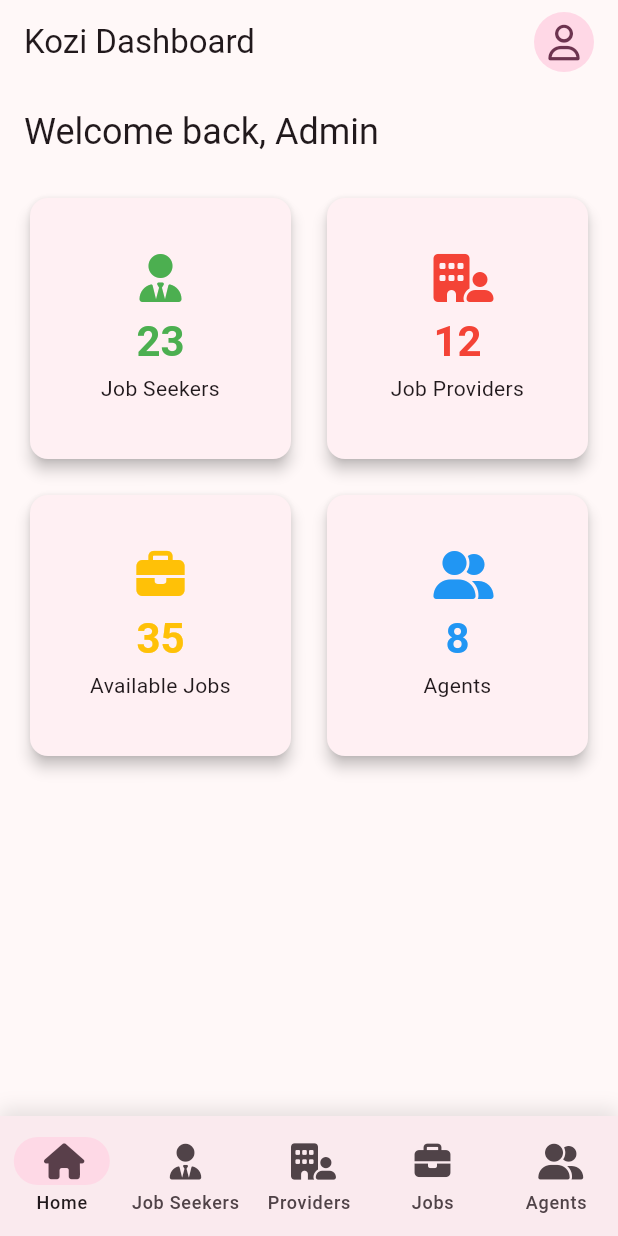
After one commit to mutana-derrick/kozi, a Flutter app: the DashboardScreen screen opened by its route, on a phone screen of 412 x 824 dp. The commit adds this screen. Run offline on Flutter 3.47's test engine with Material 3 defaults, Android fonts, the phone set to English and light mode, and no system bars; our stand-ins replace flutter_riverpod, font_awesome_flutter, go_router.

```diff
--- /dev/null
+++ b/lib/admin/screens/dashboard_screen.dart
@@ -0,0 +1,214 @@
+import 'package:flutter/material.dart';
+import 'package:flutter_riverpod/flutter_riverpod.dart';
+import 'package:font_awesome_flutter/font_awesome_flutter.dart';
+
+// Dashboard stats model
+class DashboardStats {
+  final int jobSeekers;
+  final int jobProviders;
+  final int availableJobs;
+  final int agents;
+
+  DashboardStats({
+    required this.jobSeekers,
+    required this.jobProviders,
+    required this.availableJobs,
+    required this.agents,
+  });
+}
+
+// Dashboard provider
+final dashboardStatsProvider = StateNotifierProvider<DashboardStatsNotifier, DashboardStats>((ref) {
+  return DashboardStatsNotifier();
+});
+
+class DashboardStatsNotifier extends StateNotifier<DashboardStats> {
+  DashboardStatsNotifier()
+      : super(DashboardStats(
+          jobSeekers: 0,
+          jobProviders: 0,
+          availableJobs: 0,
+          agents: 0,
+        ));
+
+  // Add methods to update stats
+  Future<void> fetchStats() async {
+    // Implement API call here
+    // For now, using dummy data
+    state = DashboardStats(
+      jobSeekers: 23,
+      jobProviders: 12,
+      availableJobs: 35,
+      agents: 8,
+    );
+  }
+}
+
+class DashboardScreen extends ConsumerStatefulWidget {
+  const DashboardScreen({super.key});
+
+  @override
+  ConsumerState<DashboardScreen> createState() => _DashboardScreenState();
+}
+
+class _DashboardScreenState extends ConsumerState<DashboardScreen> {
+  int _selectedIndex = 0;
+
+  @override
+  void initState() {
+    super.initState();
+    Future.microtask(() => ref.read(dashboardStatsProvider.notifier).fetchStats());
+  }
+
+  @override
+  Widget build(BuildContext context) {
+    final stats = ref.watch(dashboardStatsProvider);
+
+    return Scaffold(
+      appBar: AppBar(
+        title: const Text('Kozi Dashboard'),
+        actions: [
+          CircleAvatar(
+            child: Icon(FontAwesomeIcons.user),
+          ),
+          SizedBox(width: 16),
+        ],
+      ),
+      body: Padding(
+        padding: const EdgeInsets.all(16.0),
+        child: Column(
+          crossAxisAlignment: CrossAxisAlignment.start,
+          children: [
+            Text(
+              'Welcome back, Admin',
+              style: Theme.of(context).textTheme.headlineSmall,
+            ),
+            const SizedBox(height: 24),
+            GridView.count(
+              crossAxisCount: 2,
+              shrinkWrap: true,
+              mainAxisSpacing: 16,
+              crossAxisSpacing: 16,
+              children: [
+                _StatCard(
+                  title: 'Job Seekers',
+                  value: stats.jobSeekers,
+                  icon: FontAwesomeIcons.userTie,
+                  color: Colors.green,
+                ),
+                _StatCard(
+                  title: 'Job Providers',
+                  value: stats.jobProviders,
+                  icon: FontAwesomeIcons.buildingUser,
+                  color: Colors.red,
+                ),
+                _StatCard(
+                  title: 'Available Jobs',
+                  value: stats.availableJobs,
+                  icon: FontAwesomeIcons.briefcase,
+                  color: Colors.amber,
+                ),
+                _StatCard(
+                  title: 'Agents',
+                  value: stats.agents,
+                  icon: FontAwesomeIcons.userGroup,
+                  color: Colors.blue,
+                ),
+              ],
+            ),
+          ],
+        ),
+      ),
+      bottomNavigationBar: Container(
+        decoration: BoxDecoration(
+          boxShadow: [
+            BoxShadow(
+              color: Colors.black.withOpacity(0.1),
+              blurRadius: 10,
+              offset: Offset(0, -5),
+            ),
+          ],
+        ),
+        child: NavigationBar(
+          selectedIndex: _selectedIndex,
+          onDestinationSelected: (index) {
+            setState(() {
+              _selectedIndex = index;
+            });
+            // Implement navigation using GoRouter here
+          },
+          destinations: const [
+            NavigationDestination(
+              icon: Icon(FontAwesomeIcons.house),
+              label: 'Home',
+            ),
+            NavigationDestination(
+              icon: Icon(FontAwesomeIcons.userTie),
+              label: 'Job Seekers',
+            ),
+            NavigationDestination(
+              icon: Icon(FontAwesomeIcons.buildingUser),
+              label: 'Providers',
+            ),
+            NavigationDestination(
+              icon: Icon(FontAwesomeIcons.briefcase),
+              label: 'Jobs',
+            ),
+            NavigationDestination(
+              icon: Icon(FontAwesomeIcons.userGroup),
+              label: 'Agents',
+            ),
+          ],
+        ),
+      ),
+    );
+  }
+}
+
+class _StatCard extends StatelessWidget {
+  final String title;
+  final int value;
+  final IconData icon;
+  final Color color;
+
+  const _StatCard({
+    required this.title,
+    required this.value,
+    required this.icon,
+    required this.color,
+  });
+
+  @override
+  Widget build(BuildContext context) {
+    return Card(
+      elevation: 4,
+      child: Padding(
+        padding: const EdgeInsets.all(16.0),
+        child: Column(
+          mainAxisAlignment: MainAxisAlignment.center,
+          children: [
+            Icon(
+              icon,
+              size: 32,
+              color: color,
+            ),
+            const SizedBox(height: 8),
+            Text(
+              value.toString(),
+              style: Theme.of(context).textTheme.headlineMedium?.copyWith(
+                    color: color,
+                    fontWeight: FontWeight.bold,
+                  ),
+            ),
+            const SizedBox(height: 4),
+            Text(
+              title,
+              style: Theme.of(context).textTheme.bodyMedium,
+              textAlign: TextAlign.center,
+            ),
+          ],
+        ),
+      ),
+    );
+  }
+}
--- a/lib/router_config.dart
+++ b/lib/router_config.dart
@@ -1,6 +1,7 @@
 import 'package:flutter/material.dart';
 import 'package:go_router/go_router.dart';
-import 'package:kozi/authentication/login_screen.dart';
+import 'package:kozi/admin/screens/dashboard_screen.dart';
+import 'package:kozi/authentication/screens/login_screen.dart';
 import 'package:kozi/welcome_screen.dart';
 import 'package:flutter_riverpod/flutter_riverpod.dart';
 
@@ -22,6 +23,12 @@ final routerProvider = Provider<GoRouter>((ref) {
           return const LoginScreen();
         },
       ),
+      GoRoute(
+        path: '/admindashboard',
+        builder: (BuildContext context, GoRouterState state) {
+          return const DashboardScreen();
+        },
+      ),
     ],
   );
 });
--- a/lib/welcome_screen.dart
+++ b/lib/welcome_screen.dart
@@ -57,7 +57,7 @@ void _showUserSelectionSheet(BuildContext context) {
                           children: [
                             Expanded(
                                 child:
-                                    _buildOption(context, "Admin", "/login")),
+                                    _buildOption(context, "Admin", "/admindashboard")),
                             const SizedBox(width: 8),
                             Expanded(
                                 child: _buildOption(
@@ -75,7 +75,7 @@ void _showUserSelectionSheet(BuildContext context) {
                       else
                         Column(
                           children: [
-                            _buildOption(context, "Admin", "/login"),
+                            _buildOption(context, "Admin", "/admindashboard"),
                             _buildOption(context, "Job Seeker", "/login"),
                             _buildOption(context, "Job Provider", "/login"),
                             _buildOption(context, "Agent", "/login"),
```
Also changed, not shown: pubspec.yaml (+10 -0 lines), assets/images/logo.png, lib/authentication/screens/login_screen.dart (renamed from lib/authentication/login_screen.dart), pubspec.lock, 36 other files.
